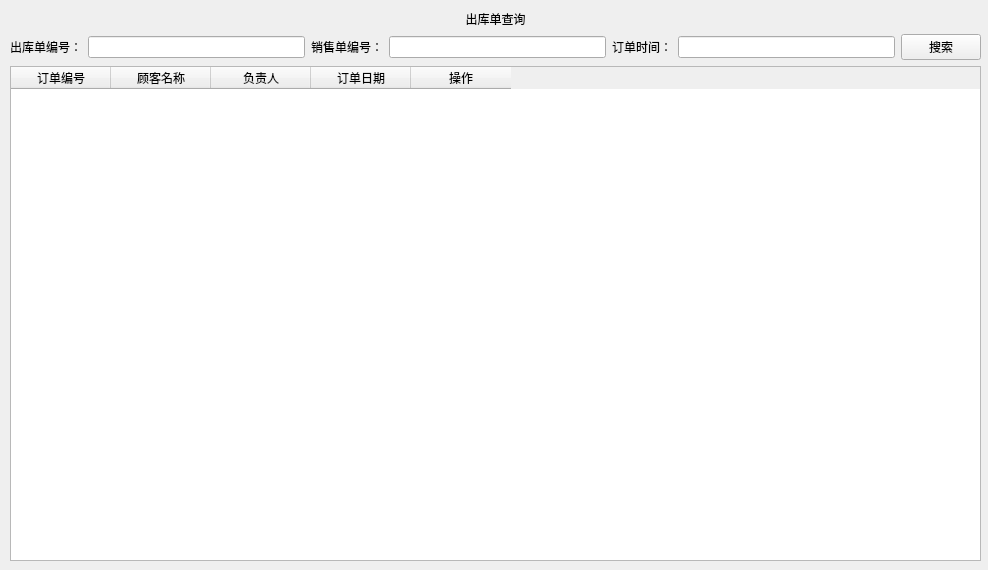
Before: the Qt Designer form UI/Outboundlist_widget.ui in RunpuWei/InvoicingManagementSystem, drawn with Qt 5.
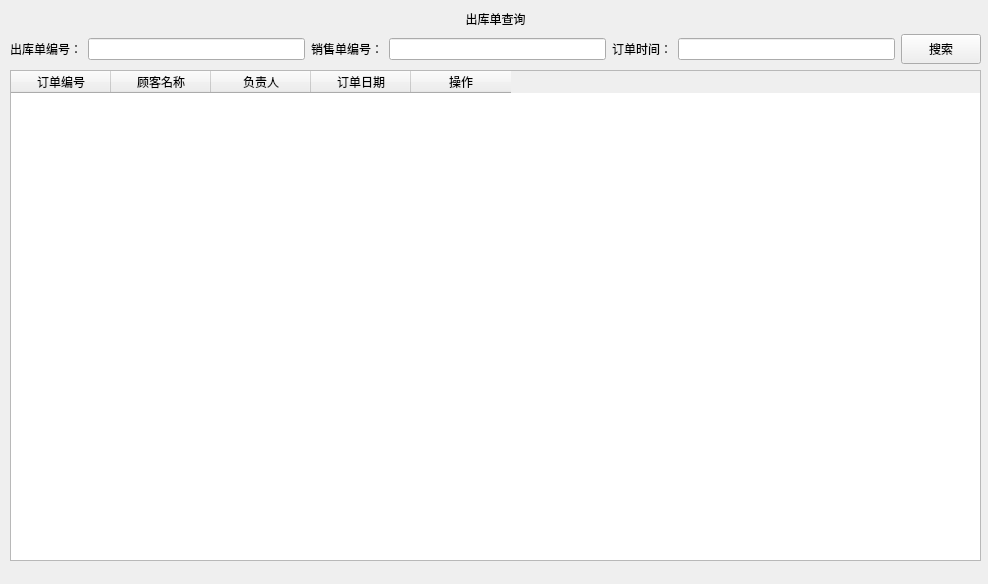
After: the same form once the commit is applied. Icons and pictures are not drawn.

What changed in the file:
```diff
--- a/UI/Outboundlist_widget.ui
+++ b/UI/Outboundlist_widget.ui
@@ -7,7 +7,7 @@
     <x>0</x>
     <y>0</y>
     <width>988</width>
-    <height>570</height>
+    <height>584</height>
    </rect>
   </property>
   <property name="windowTitle">
@@ -80,6 +80,12 @@
       </item>
       <item>
        <widget class="QPushButton" name="search_outbound">
+        <property name="minimumSize">
+         <size>
+          <width>0</width>
+          <height>30</height>
+         </size>
+        </property>
         <property name="text">
          <string>搜索</string>
         </property>
```
